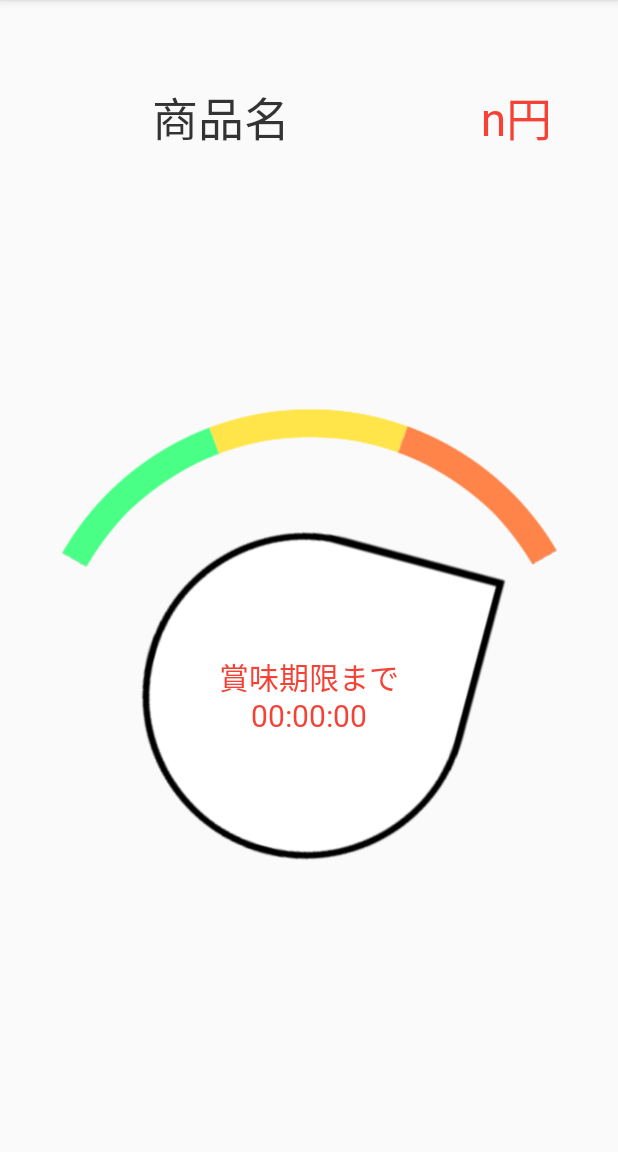
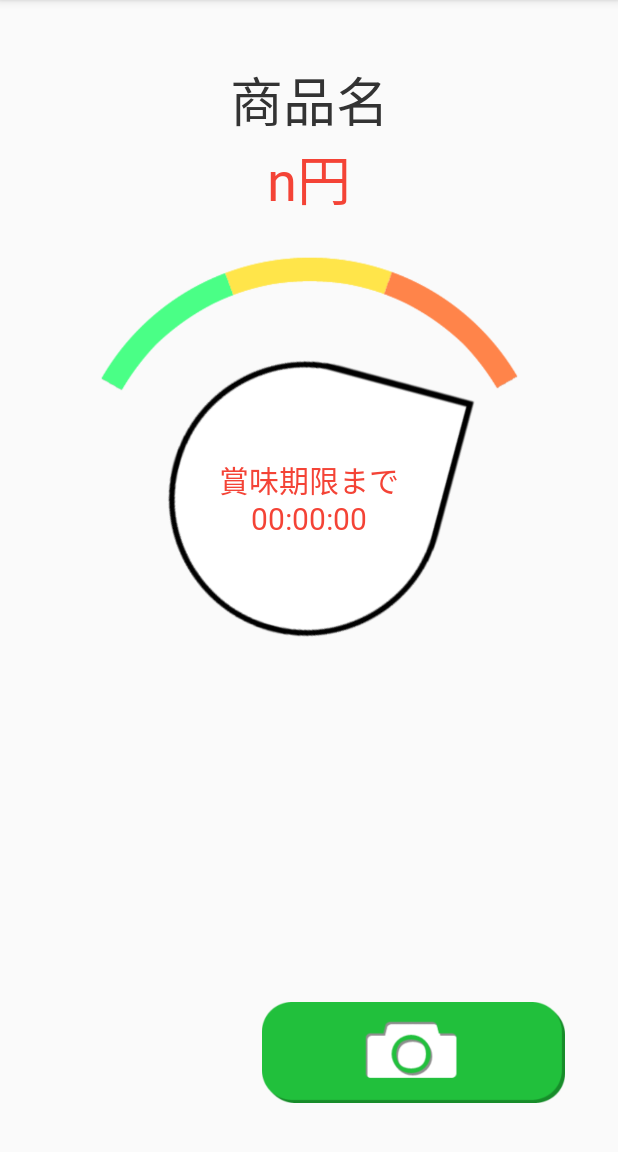
Before and after one commit to LeftFoot19/SoldOut, an Android app: the FoodViewer screen opened directly, with no data from a screen before it, on a phone screen of 412 x 824 dp, the part 84-1236 px from its top. Run offline under Robolectric (Android 15) with nearby library versions, the phone set to English and light mode, and no system bars; 3 statements that could not run were skipped.

Commit message:
レイアウト変更

```diff
--- a/app/src/main/java/com/example/soldout/activity/FoodViewer.java
+++ b/app/src/main/java/com/example/soldout/activity/FoodViewer.java
@@ -157,8 +157,7 @@ public class FoodViewer extends AppCompatActivity {
             }
 
             //残り時間
-            long remainMillis = Math.max(minDate.getTimeInMillis(), Math.min(this.foodData.bestBeforeDate.getTime() - System.currentTimeMillis(), maxDate.getTimeInMillis()));
-            remainMillis = this.foodData.bestBeforeDate.getTime() - System.currentTimeMillis();
+            long remainMillis = Math.max(minDate.getTimeInMillis(), this.foodData.bestBeforeDate.getTime() - System.currentTimeMillis());
 
             //割引なし
             if(0 < (remainMillis - this.discount0Time.getTimeInMillis())){
--- a/app/src/main/res/layout/activity_food_viewer.xml
+++ b/app/src/main/res/layout/activity_food_viewer.xml
@@ -1,10 +1,12 @@
 <?xml version="1.0" encoding="utf-8"?>
-<LinearLayout xmlns:android="http://schemas.android.com/apk/res/android"
+<androidx.constraintlayout.widget.ConstraintLayout xmlns:android="http://schemas.android.com/apk/res/android"
     xmlns:app="http://schemas.android.com/apk/res-auto"
     xmlns:tools="http://schemas.android.com/tools"
     android:layout_width="match_parent"
     android:layout_height="match_parent"
+    android:isScrollContainer="true"
     android:orientation="vertical"
+    android:overScrollMode="always"
     android:padding="4pt"
     android:paddingStart="4pt"
     android:paddingLeft="4pt"
@@ -12,23 +14,33 @@
     android:paddingEnd="4pt"
     android:paddingRight="4pt"
     android:paddingBottom="4pt"
+    android:scrollbarAlwaysDrawHorizontalTrack="false"
+    android:scrollbarAlwaysDrawVerticalTrack="false"
     tools:context=".activity.FoodViewer">
 
-    <Space
+    <ScrollView
+        android:id="@+id/scrollView2"
         android:layout_width="match_parent"
-        android:layout_height="46dp" />
+        android:layout_height="match_parent"
+        tools:layout_editor_absoluteX="9dp"
+        tools:layout_editor_absoluteY="9dp">
 
         <LinearLayout
             android:layout_width="match_parent"
             android:layout_height="wrap_content"
-        android:gravity="center_horizontal"
-        android:textAlignment="center">
+            android:orientation="vertical">
+
+            <Space
+                android:layout_width="match_parent"
+                android:layout_height="31dp" />
 
             <TextView
                 android:id="@+id/productNameText"
-            android:layout_width="276dp"
-            android:layout_height="wrap_content"
+                android:layout_width="393dp"
+                android:layout_height="52dp"
+                android:layout_gravity="center_horizontal"
                 android:fontFamily="@font/meiryo"
+                android:gravity="center_horizontal"
                 android:text="商品名"
                 android:textAlignment="center"
                 android:textColor="@color/colorTextBlack"
@@ -37,28 +49,24 @@
 
             <TextView
                 android:id="@+id/currentPriceText"
-            android:layout_width="117dp"
-            android:layout_height="wrap_content"
+                android:layout_width="393dp"
+                android:layout_height="54dp"
+                android:layout_gravity="center_horizontal"
                 android:fontFamily="@font/meiryo"
+                android:gravity="center_horizontal"
                 android:text="n円"
                 android:textAlignment="center"
                 android:textColor="@color/colorTextBlack"
                 android:textSize="30sp"
                 app:autoSizeTextType="uniform" />
 
-    </LinearLayout>
-
             <Space
                 android:layout_width="match_parent"
-        android:layout_height="28dp" />
-
-    <Space
-        android:layout_width="match_parent"
-        android:layout_height="39dp" />
+                android:layout_height="20dp" />
 
             <FrameLayout
                 android:layout_width="match_parent"
-        android:layout_height="match_parent"
+                android:layout_height="332dp"
                 android:layout_gravity="center">
 
                 <ImageView
@@ -91,3 +99,16 @@
             </FrameLayout>
 
         </LinearLayout>
+    </ScrollView>
+
+    <ImageView
+        android:id="@+id/QRButton"
+        android:layout_width="207dp"
+        android:layout_height="67dp"
+        android:layout_marginEnd="24dp"
+        android:layout_marginBottom="24dp"
+        app:layout_constraintBottom_toBottomOf="parent"
+        app:layout_constraintEnd_toEndOf="parent"
+        app:srcCompat="@drawable/camera_button" />
+
+</androidx.constraintlayout.widget.ConstraintLayout>
--- a/app/src/main/res/layout/activity_main.xml
+++ b/app/src/main/res/layout/activity_main.xml
@@ -8,13 +8,12 @@
 
     <ImageView
         android:id="@+id/QRButton"
-        android:layout_width="140dp"
-        android:layout_height="139dp"
-        android:layout_marginEnd="16dp"
-        android:layout_marginBottom="16dp"
-        android:background="@drawable/ic_launcher_background"
+        android:layout_width="207dp"
+        android:layout_height="67dp"
+        android:layout_marginEnd="24dp"
+        android:layout_marginBottom="24dp"
+        android:background="@drawable/camera_button"
         android:onClick="onClickedQRButton"
         app:layout_constraintBottom_toBottomOf="parent"
-        app:layout_constraintEnd_toEndOf="parent"
-        app:srcCompat="@android:drawable/ic_menu_camera" />
+        app:layout_constraintEnd_toEndOf="parent" />
 </androidx.constraintlayout.widget.ConstraintLayout>
```
Also changed, not shown: app/src/main/res/drawable/camera_button.png (added). Lines whose indentation alone changed are shown as unchanged.
